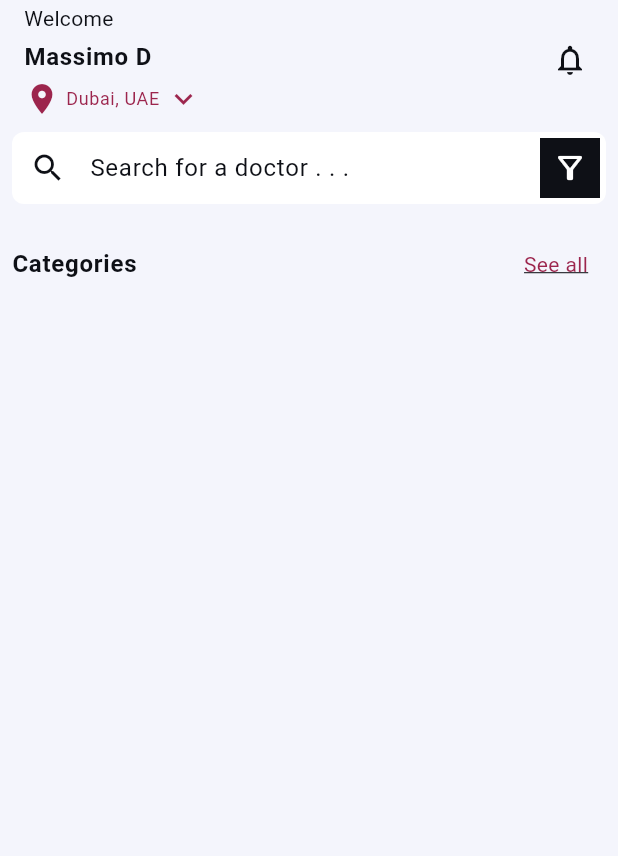
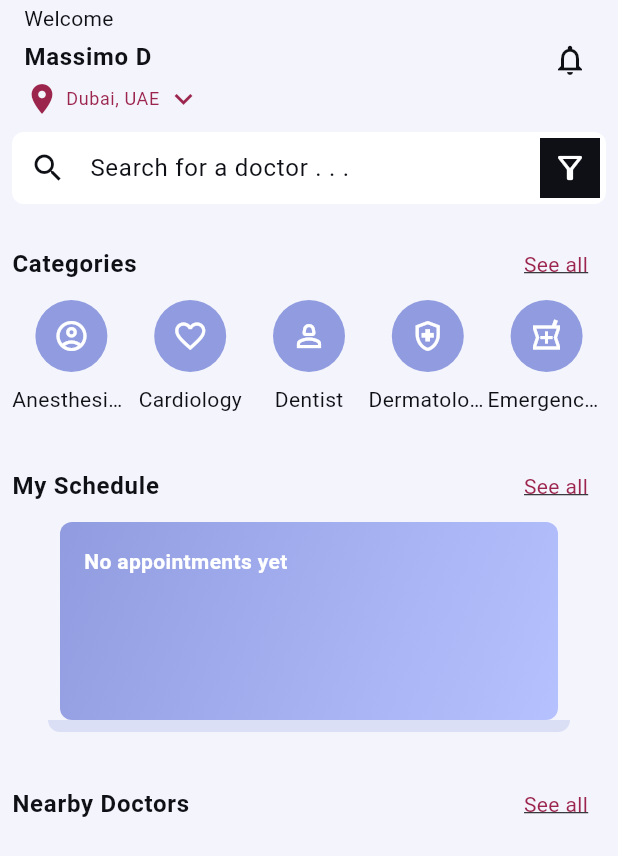
Before and after one commit to hafsaabidsaeed/Doctor-Booking-App, a Flutter app: the screen it shows after launch, on a phone screen of 412 x 824 dp. Shown: the top 856 px of the screen. Run offline on Flutter 3.47's test engine with Material 3 defaults, Android fonts, the phone set to English and light mode, and no system bars; our stand-ins replace equatable, google_fonts, google_maps_flutter.

Commit message:
Home screen UI
Added My Schedule and Nearby Doctors section in home screen

```diff
--- a/lib/screens/home_screen.dart
+++ b/lib/screens/home_screen.dart
@@ -1,5 +1,8 @@
+import 'package:doctor_app/shared/widgets/avatars/circle_avatar_with_text_label.dart';
+import 'package:doctor_app/shared/widgets/cards/appointment_preview_card.dart';
 import 'package:doctor_app/shared/widgets/titles/section_title.dart';
 import 'package:flutter/material.dart';
+import 'package:models/models.dart';
 
 class HomeScreen extends StatelessWidget {
   const HomeScreen({super.key});
@@ -55,7 +58,8 @@ class HomeView extends StatelessWidget {
                 ),
                 Text(
                   'Dubai, UAE',
-                  style: textTheme.bodySmall!.copyWith(color: colorScheme.secondary),
+                  style: textTheme.bodySmall!
+                      .copyWith(color: colorScheme.secondary),
                 ),
                 const SizedBox(
                   width: 4,
@@ -71,15 +75,17 @@ class HomeView extends StatelessWidget {
         actions: [
           IconButton(
             onPressed: () {},
-            icon: const Icon (Icons.notifications_outlined),
+            icon: const Icon(Icons.notifications_outlined),
           ),
-          const SizedBox(width: 8,),
+          const SizedBox(
+            width: 8,
+          ),
         ],
 
         //Search bar
         bottom: PreferredSize(
           preferredSize: const Size.fromHeight(64),
-          child:  Padding(
+          child: Padding(
             padding: const EdgeInsets.all(8),
             child: TextFormField(
               decoration: InputDecoration(
@@ -88,11 +94,13 @@ class HomeView extends StatelessWidget {
                   suffixIcon: Container(
                       margin: const EdgeInsets.all(4),
                       padding: const EdgeInsets.all(8),
-                      decoration:  BoxDecoration(
-                        color:  colorScheme.onSurfaceVariant,
+                      decoration: BoxDecoration(
+                        color: colorScheme.onSurfaceVariant,
                       ),
-                      child: const Icon(Icons.filter_alt_outlined, color: Colors.white,))
-              ),
+                      child: const Icon(
+                        Icons.filter_alt_outlined,
+                        color: Colors.white,
+                      ))),
             ),
           ),
         ),
@@ -104,6 +112,10 @@ class HomeView extends StatelessWidget {
           children: [
             //We will Display all the doctors categories here
             _DoctorCategories(),
+            SizedBox(height: 24,),
+            _MySchedule(),
+            SizedBox(height: 24,),
+            _NearbyDoctors(),
           ],
         ),
       ),
@@ -111,9 +123,7 @@ class HomeView extends StatelessWidget {
   }
 }
 
-
-//Doctor Categories class
-
+//Doctor Categories section of the home screen
 class _DoctorCategories extends StatelessWidget {
   const _DoctorCategories({super.key});
 
@@ -125,13 +135,61 @@ class _DoctorCategories extends StatelessWidget {
         SectionTitle(
           title: 'Categories',
           action: 'See all',
-          onPressed: () {} ,
+          onPressed: () {},
         ),
 
         //Icons and labels
+        Row(
+            mainAxisAlignment: MainAxisAlignment.start,
+            children: DoctorCategory.values.take(5).map((category) =>
+                Expanded(
+                  child: CircleAvatarWithTextLabel(
+                      icon: category.icon,
+                      label: category.name
+                  ),
+                ),
+            ).toList(),
+        ),
+      ],
+    );
+  }
+}
 
+//My schedule section of the home screen
+class _MySchedule extends StatelessWidget {
+  const _MySchedule({super.key});
+
+  @override
+  Widget build(BuildContext context) {
+    return Column(
+      children: [
+        //Title
+        SectionTitle(
+          title: 'My Schedule',
+          action: 'See all',
+          onPressed: () {},
+        ),
+        const AppointmentPreviewCard(),
 
       ],
     );
   }
 }
+
+class _NearbyDoctors extends StatelessWidget {
+  const _NearbyDoctors({super.key});
+
+  @override
+  Widget build(BuildContext context) {
+    return Column(
+      children: [
+        SectionTitle(
+          title: 'Nearby Doctors',
+          action: 'See all',
+          onPressed: () {},
+        ),
+
+      ],
+    );
+  }
+}
--- a/lib/shared/widgets/avatars/circle_avatar_with_text_label.dart
+++ b/lib/shared/widgets/avatars/circle_avatar_with_text_label.dart
@@ -33,9 +33,6 @@ class CircleAvatarWithTextLabel extends StatelessWidget {
             maxLines: 1,
             // Handling Text Overflow: if the text is too long then it will be replaced by dots from the end
             overflow: TextOverflow.ellipsis,
-            style: Theme.of(context).textTheme.bodySmall!.copyWith(
-              color: colorScheme.secondary,
-            ),
           ),
         ],
       ),
--- /dev/null
+++ b/lib/shared/widgets/cards/appointment_preview_card.dart
@@ -0,0 +1,59 @@
+import 'package:flutter/cupertino.dart';
+import 'package:flutter/material.dart';
+
+class AppointmentPreviewCard extends StatelessWidget {
+  const AppointmentPreviewCard({super.key});
+
+  @override
+  Widget build(BuildContext context) {
+
+    final textTheme = Theme.of(context).textTheme;
+    final coloScheme = Theme.of(context).colorScheme;
+
+    return Column(
+      children: [
+        Container(
+          padding: EdgeInsets.all(16),
+          decoration: BoxDecoration(
+            borderRadius: BorderRadius.circular(8),
+            gradient: LinearGradient(
+              begin: Alignment.topLeft,
+                end: Alignment.bottomRight,
+                colors: [
+                  coloScheme.primary,
+                  coloScheme.tertiary,
+                ],
+            ),
+          ),
+          child:  Column(
+            children: [
+              SizedBox(
+                height:100,
+                width: 300,
+                child: Text('No appointments yet',
+                style:textTheme.bodyMedium!.copyWith(
+                  color:  Colors.white,
+                  fontWeight: FontWeight.bold,
+                ) ,
+                ),
+              )
+            ],
+          ),
+        ),
+
+        Container(
+          height: 8,
+          margin: const EdgeInsets.symmetric(horizontal: 24),
+          decoration: BoxDecoration(
+              color: coloScheme.primary.withOpacity(0.25),
+            borderRadius: BorderRadius.vertical(bottom: Radius.circular(8))
+
+
+            ),
+          ),
+
+
+      ],
+    );
+  }
+}
--- a/packages/models/lib/models.dart
+++ b/packages/models/lib/models.dart
@@ -2,10 +2,10 @@ library models;
 
 // exporting all the data models that we have created
 
-// export 'src/clinic.dart';
-// export 'src/consultation_mode.dart';
-// export 'src/doctor.dart';
-// export 'src/doctor_address.dart';
+export 'src/clinic.dart';
+export 'src/consultation_mode.dart';
+export 'src/doctor.dart';
+export 'src/doctor_address.dart';
 export 'src/doctor_category.dart';
-// export 'src/doctor_package.dart';
-// export 'src/doctor_working_hours.dart';
+export 'src/doctor_package.dart';
+export 'src/doctor_working_hours.dart';
--- a/packages/models/lib/src/clinic.dart
+++ b/packages/models/lib/src/clinic.dart
@@ -0,0 +1,34 @@
+import 'package:equatable/equatable.dart';
+
+class Clinic extends Equatable {
+
+  final String id;   //clinic ID
+  final String name;  // clinic name
+  final String description; // clinic description
+  final String imageUrl; // clinic image
+
+  // constructor to initialize clinic object
+  const Clinic({
+    required this.id,
+    required this.name,
+    required this.description,
+    required this.imageUrl,
+  });
+
+  // This is a factory constructor named 'fromJson'. It creates an instance of 'clinic' from a JSON map
+  // The constructor basically takes a JSON map (Map<String, dynamic> json') and an optional 'id'
+  factory Clinic.fromJson(Map<String, dynamic> json, {String? id}) {
+
+    // Initializing 'clinic' object with values from the JSON map
+    return Clinic(
+      id: id ?? json['id'] ?? '',
+      name: json['name'] ?? '',
+      description: json['description'] ?? '',
+      imageUrl: json['imageUrl'] ?? '',
+    );
+  }
+
+  // Here we are returning a list of properties that is used to check whether the two instance of clinic are equal or not
+  @override
+  List<Object?> get props => [id, name, description, imageUrl];
+}
--- a/packages/models/lib/src/consultation_mode.dart
+++ b/packages/models/lib/src/consultation_mode.dart
@@ -0,0 +1,34 @@
+import 'package:flutter/material.dart';
+
+enum ConsultationMode {
+  video(
+    label: 'Video',
+    description: 'Online video call',
+    icon: Icons.video_call,
+  ),
+  audio(
+    label: 'Audio',
+    description: 'Online audio call',
+    icon: Icons.voice_chat,
+  ),
+  chat(
+    label: 'Chat',
+    description: 'Online chat with doctor',
+    icon: Icons.message,
+  ),
+  inPerson(
+    label: 'In Person',
+    description: 'Meet doctor in person',
+    icon: Icons.people,
+  );
+
+  final String label;
+  final String description;
+  final IconData icon;
+
+  const ConsultationMode({
+    required this.label,
+    required this.description,
+    required this.icon,
+  });
+}
--- a/packages/models/lib/src/doctor.dart
+++ b/packages/models/lib/src/doctor.dart
@@ -0,0 +1,81 @@
+import 'package:equatable/equatable.dart';
+
+import 'doctor_address.dart';
+import 'doctor_category.dart';
+import 'doctor_package.dart';
+import 'doctor_working_hours.dart';
+
+class Doctor extends Equatable {
+  final String id;
+  final String name;
+  final String bio;
+  final String profileImageUrl;
+  final DoctorCategory category;
+  final DoctorAddress address;
+  final List<DoctorPackage> packages;
+  final List<DoctorWorkingHours> workingHours;
+  final double rating;
+  final int reviewCount;
+  final int patientCount;
+
+  const Doctor({
+    required this.id,
+    required this.name,
+    required this.bio,
+    required this.profileImageUrl,
+    required this.workingHours,
+    required this.category,
+    required this.address,
+    required this.packages,
+    this.rating = 0.0,
+    this.reviewCount = 0,
+    this.patientCount = 0,
+  });
+
+  @override
+  List<Object?> get props => [
+    id,
+    name,
+    bio,
+    profileImageUrl,
+    workingHours,
+    category,
+    address,
+    packages,
+    rating,
+    reviewCount,
+    patientCount,
+  ];
+
+  static final sampleDoctors = [
+    Doctor(
+      id: '1',
+      name: 'Dr. Momina Abid',
+      bio:
+      'Dr. Momina Abid is a cardiologist in Lahore, Lahore and is affiliated with multiple hospitals in the area, including National Hospital and Cardiology Hospitals. She received her medical degree from University of Medical and Dental Sciences and has been in practice between 11-20 years. She is one of 102 doctors at National Hospital and one of 102 at Cardiology Hospital who specialize in Cardiovascular Disease.',
+      profileImageUrl:
+      'https://images.unsplash.com/photo-1557683316-973673baf926',
+      category: DoctorCategory.familyMedicine,
+      address: DoctorAddress.sampleAddresses[0],
+      packages: DoctorPackage.samplePackages,
+      workingHours: DoctorWorkingHours.sampleDoctorWorkingHours,
+      rating: 4.5,
+      reviewCount: 100,
+      patientCount: 1000,
+    ),
+    Doctor(
+      id: '2',
+      name: 'Dr. Kinza Khalid',
+      bio: 'Dr. Kinza Khalid is a dentist in Karachi, Pakistan and is affiliated with multiple dental clinics in the area. She received her dental degree from University of Dental Sciences and has been in practice for over 10 years. ',
+      profileImageUrl:
+      'https://images.unsplash.com/photo-1557683316-973673baf926',
+      category: DoctorCategory.generalSurgery,
+      address: DoctorAddress.sampleAddresses[0],
+      packages: DoctorPackage.samplePackages,
+      workingHours: DoctorWorkingHours.sampleDoctorWorkingHours,
+      rating: 4.5,
+      reviewCount: 100,
+      patientCount: 1000,
+    ),
+  ];
+}
--- a/packages/models/lib/src/doctor_address.dart
+++ b/packages/models/lib/src/doctor_address.dart
@@ -0,0 +1,77 @@
+import 'package:equatable/equatable.dart';
+import 'package:google_maps_flutter/google_maps_flutter.dart';
+
+class DoctorAddress extends Equatable {
+  final String id;
+  final String doctorId;
+  final LatLng latLon;
+  final String streetAddress;
+  final String streetNumber;
+  final String city;
+  final String state;
+  final String country;
+  final String postalCode;
+
+  const DoctorAddress({
+    required this.id,
+    required this.doctorId,
+    required this.latLon,
+    required this.streetAddress,
+    required this.streetNumber,
+    required this.city,
+    required this.state,
+    required this.country,
+    required this.postalCode,
+  });
+
+  DoctorAddress copyWith({
+    String? id,
+    String? doctorId,
+    LatLng? latLon,
+    String? streetAddress,
+    String? streetNumber,
+    String? city,
+    String? state,
+    String? country,
+    String? postalCode,
+  }) {
+    return DoctorAddress(
+      id: id ?? this.id,
+      doctorId: doctorId ?? this.doctorId,
+      latLon: latLon ?? this.latLon,
+      streetAddress: streetAddress ?? this.streetAddress,
+      streetNumber: streetNumber ?? this.streetNumber,
+      city: city ?? this.city,
+      state: state ?? this.state,
+      country: country ?? this.country,
+      postalCode: postalCode ?? this.postalCode,
+    );
+  }
+
+  @override
+  List<Object?> get props => [
+    id,
+    doctorId,
+    latLon,
+    streetAddress,
+    streetNumber,
+    city,
+    state,
+    country,
+    postalCode,
+  ];
+
+  static const sampleAddresses = [
+    DoctorAddress(
+      id: '1',
+      doctorId: '1',
+      latLon: LatLng(25.276987, 55.296249),
+      streetAddress: 'Al Maktoum Street',
+      streetNumber: '123',
+      city: 'Dubai',
+      state: 'Dubai',
+      country: 'United Arab Emirates',
+      postalCode: '12345',
+    ),
+  ];
+}
--- a/packages/models/lib/src/doctor_package.dart
+++ b/packages/models/lib/src/doctor_package.dart
@@ -0,0 +1,51 @@
+import 'package:models/models.dart';
+
+class DoctorPackage {
+  final String id;
+  final String doctorId;
+  final String packageName;
+  final String description;
+  final Duration duration;
+  final double price;
+  final ConsultationMode consultationMode;
+
+  const DoctorPackage({
+    required this.id,
+    required this.doctorId,
+    required this.packageName,
+    required this.description,
+    required this.duration,
+    required this.price,
+    required this.consultationMode,
+  });
+
+  static const samplePackages = [
+    DoctorPackage(
+      id: '1',
+      doctorId: '1',
+      packageName: 'Basic',
+      description: 'Basic consultation package',
+      duration: Duration(minutes: 30),
+      price: 100,
+      consultationMode: ConsultationMode.video,
+    ),
+    DoctorPackage(
+      id: '2',
+      doctorId: '1',
+      packageName: 'Standard',
+      description: 'Standard consultation package',
+      duration: Duration(minutes: 60),
+      price: 200,
+      consultationMode: ConsultationMode.inPerson,
+    ),
+    DoctorPackage(
+      id: '3',
+      doctorId: '1',
+      packageName: 'Premium',
+      description: 'Premium consultation package',
+      duration: Duration(minutes: 90),
+      price: 300,
+      consultationMode: ConsultationMode.video,
+    ),
+  ];
+}
--- a/packages/models/lib/src/doctor_working_hours.dart
+++ b/packages/models/lib/src/doctor_working_hours.dart
@@ -0,0 +1,64 @@
+import 'package:flutter/material.dart';
+import 'package:equatable/equatable.dart';
+
+class DoctorWorkingHours extends Equatable {
+  final String id;
+  final TimeOfDay startTime;
+  final TimeOfDay endTime;
+  final String dayOfWeek;
+
+  const DoctorWorkingHours({
+    required this.id,
+    required this.startTime,
+    required this.endTime,
+    required this.dayOfWeek,
+  });
+
+  @override
+  List<Object?> get props => [id, startTime, endTime, dayOfWeek];
+
+  static const sampleDoctorWorkingHours = [
+    DoctorWorkingHours(
+      id: '1',
+      startTime: TimeOfDay(hour: 8, minute: 0),
+      endTime: TimeOfDay(hour: 12, minute: 0),
+      dayOfWeek: 'Monday',
+    ),
+    DoctorWorkingHours(
+      id: '2',
+      startTime: TimeOfDay(hour: 8, minute: 0),
+      endTime: TimeOfDay(hour: 12, minute: 0),
+      dayOfWeek: 'Tuesday',
+    ),
+    DoctorWorkingHours(
+      id: '3',
+      startTime: TimeOfDay(hour: 8, minute: 0),
+      endTime: TimeOfDay(hour: 12, minute: 0),
+      dayOfWeek: 'Wednesday',
+    ),
+    DoctorWorkingHours(
+      id: '4',
+      startTime: TimeOfDay(hour: 8, minute: 0),
+      endTime: TimeOfDay(hour: 12, minute: 0),
+      dayOfWeek: 'Thursday',
+    ),
+    DoctorWorkingHours(
+      id: '5',
+      startTime: TimeOfDay(hour: 8, minute: 0),
+      endTime: TimeOfDay(hour: 12, minute: 0),
+      dayOfWeek: 'Friday',
+    ),
+    DoctorWorkingHours(
+      id: '6',
+      startTime: TimeOfDay(hour: 8, minute: 0),
+      endTime: TimeOfDay(hour: 12, minute: 0),
+      dayOfWeek: 'Saturday',
+    ),
+    DoctorWorkingHours(
+      id: '7',
+      startTime: TimeOfDay(hour: 8, minute: 0),
+      endTime: TimeOfDay(hour: 12, minute: 0),
+      dayOfWeek: 'Sunday',
+    ),
+  ];
+}
```
Also changed, not shown: packages/models/pubspec.yaml (+7 -0 lines), pubspec.yaml (+9 -0 lines), pubspec.lock, 3 other files.
